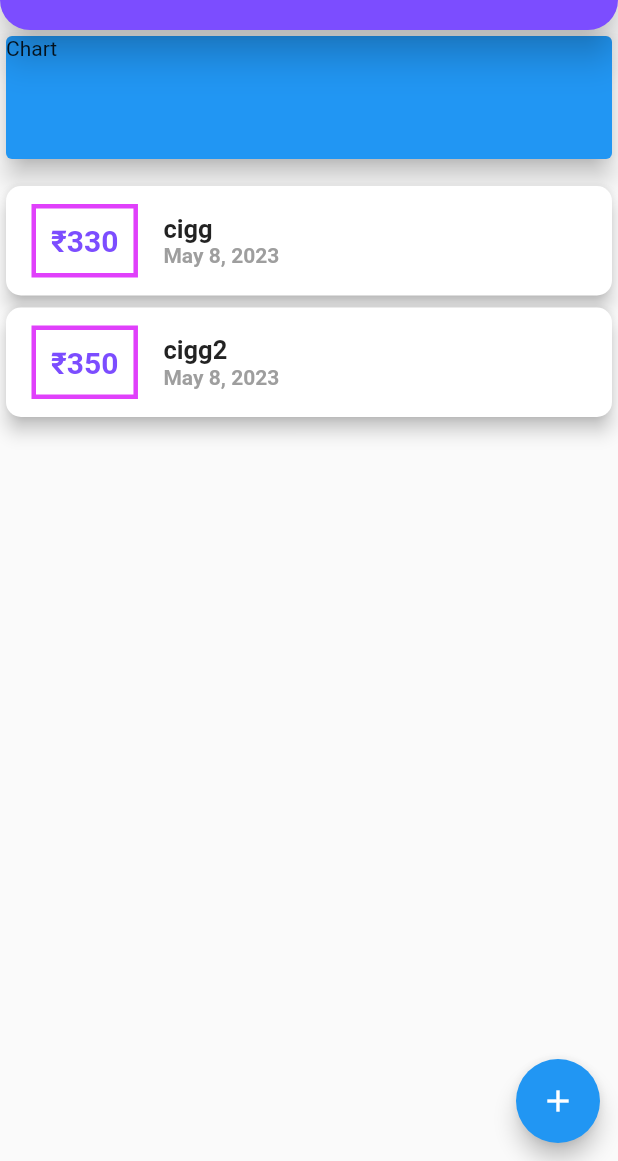
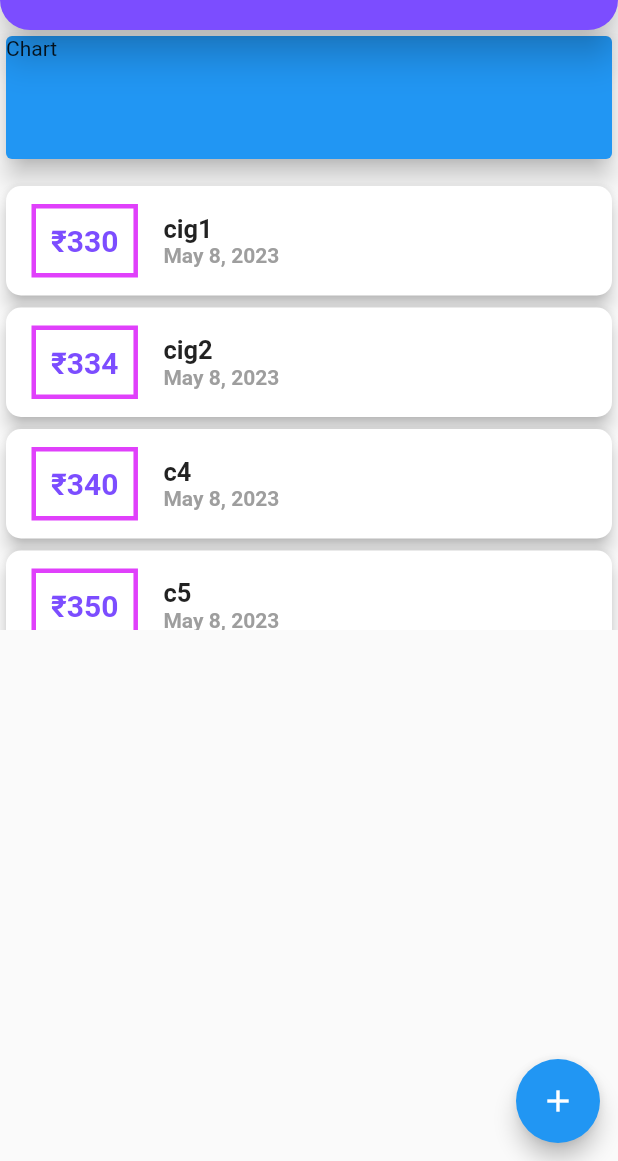
Before and after one commit to shivam-bajaj/Expense-Flutter-Mobile-App, a Flutter app: the screen it shows after launch, on a phone screen of 412 x 824 dp, the part 75-1236 px from its top. Run offline on Flutter 3.47's test engine with Material 2 defaults, Android fonts, the phone set to English and light mode, and no system bars.

Commit message:
uuid added and enum category to expenses model

```diff
--- a/lib/main.dart
+++ b/lib/main.dart
@@ -1,9 +1,8 @@
 import 'package:flutter/material.dart';
-import 'package:intl/intl.dart';
 import 'package:xpenses/widgets/new_transaction.dart';
-import 'package:xpenses/widgets/transaction_list.dart';
+import 'package:xpenses/widgets/expenses_list.dart';
 
-import 'models/transaction.dart';
+import 'models/expenses.dart';
 
 void main() => runApp(MyApp());
 
@@ -25,50 +24,71 @@ class HomePage extends StatefulWidget {
 }
 
 class _HomePageState extends State<HomePage> {
-   final List<Transaction> _userTransactions=[
-    Transaction(id: 't1', title: 'cigg', amount: 330, date: DateTime.now()),
-    // Transaction(id: 't2', title: 'cigg1', amount: 300, date: DateTime.now()),
-    // Transaction(id: 't3', title: 'cigg2', amount: 350, date: DateTime.now()),
-    // Transaction(id: 't3', title: 'cigg2', amount: 350, date: DateTime.now()),
-    // Transaction(id: 't3', title: 'cigg2', amount: 350, date: DateTime.now()),
-    // Transaction(id: 't3', title: 'cigg2', amount: 350, date: DateTime.now()),
-    // Transaction(id: 't3', title: 'cigg2', amount: 350, date: DateTime.now()),
-    Transaction(id: 't3', title: 'cigg2', amount: 350, date: DateTime.now()),
+  final List<Expense> _userExpenses = [
+    Expense(
+        title: 'cig1',
+        amount: 330,
+        date: DateTime.now(),
+        category: Category.food),
+    Expense(
+      title: 'cig2',
+      amount: 334,
+      date: DateTime.now(),
+      category: Category.work,
+    ),
+    Expense(
+        title: 'c4',
+        amount: 340,
+        date: DateTime.now(),
+        category: Category.leisure),
+    Expense(
+        title: 'c5',
+        amount: 350,
+        date: DateTime.now(),
+        category: Category.food),
   ];
 
-  void _addNewTransaction(String title, int amount){
-    final newTx = Transaction(id: DateTime.now().toString(), title: title, amount: amount, date: DateTime.now());
+  void _addNewTransaction(String title, int amount) {
+    final newTx = Expense(
+        id: DateTime.now().toString(),
+        title: title,
+        amount: amount,
+        date: DateTime.now());
     setState(() {
-      _userTransactions.add(newTx);
+      _userExpenses.add(newTx);
     });
   }
 
-  void _startAddNewTransaction(BuildContext ctx){
-
-    showModalBottomSheet(context: ctx, builder:((_) {
-      return NewTransaction(_addNewTransaction);
-    }
-    ));
-
+  void _startAddNewTransaction(BuildContext ctx) {
+    showModalBottomSheet(
+        context: ctx,
+        builder: ((_) {
+          return NewTransaction(_addNewTransaction);
+        }));
   }
 
   @override
   Widget build(BuildContext context) {
     return Scaffold(
       appBar: AppBar(
-        title: Text('Xpenses'),
+        title: const Text('Xpenses'),
         centerTitle: true,
         elevation: 10,
         backgroundColor: Colors.deepPurpleAccent,
-        shape: RoundedRectangleBorder(
+        shape: const RoundedRectangleBorder(
             borderRadius: BorderRadius.vertical(bottom: Radius.circular(20))),
         toolbarHeight: 70,
         actions: [
-          IconButton(icon: Icon(Icons.add_outlined), onPressed:(() => _startAddNewTransaction(context))),
+          IconButton(
+              icon: const Icon(Icons.add_outlined),
+              onPressed: (() => _startAddNewTransaction(context))),
         ],
       ),
       floatingActionButtonLocation: FloatingActionButtonLocation.miniEndFloat,
-      floatingActionButton: FloatingActionButton(child: Icon(Icons.add),onPressed:(() => _startAddNewTransaction(context)),),
+      floatingActionButton: FloatingActionButton(
+        child: const Icon(Icons.add),
+        onPressed: (() => _startAddNewTransaction(context)),
+      ),
       body: SingleChildScrollView(
         child: Column(
           crossAxisAlignment: CrossAxisAlignment.stretch,
@@ -82,7 +102,11 @@ class _HomePageState extends State<HomePage> {
                   color: Colors.blue,
                   elevation: 7,
                 )),
-            TransactionList(_userTransactions),
+            Expanded(
+              child: ExpensesList(
+                expenses: _userExpenses,
+              ),
+            ),
           ],
         ),
       ),
--- /dev/null
+++ b/lib/models/expenses.dart
@@ -0,0 +1,20 @@
+import 'package:uuid/uuid.dart';
+
+const uuid = Uuid();
+
+enum Category { food, travel, work, leisure }
+
+class Expense {
+  final String id;
+  final String title;
+  final int amount;
+  final DateTime date;
+  final Category category;
+
+  Expense(
+      {required this.title,
+      required this.amount,
+      required this.date,
+      required this.category})
+      : id = uuid.v4();
+}
--- a/lib/models/transaction.dart
+++ /dev/null
@@ -1,9 +0,0 @@
-class Transaction{
-  final String id;
-  final String title;
-  final int amount;
-  final DateTime date;
-
-  Transaction({required this.id, required this.title, required this.amount, required this.date});
-
-}
--- /dev/null
+++ b/lib/widgets/expenses_list.dart
@@ -0,0 +1,62 @@
+import 'package:flutter/material.dart';
+import '../models/expenses.dart';
+import 'package:intl/intl.dart';
+
+class ExpensesList extends StatelessWidget {
+  final List<Expense> expenses;
+
+  const ExpensesList({super.key, required this.expenses});
+
+  @override
+  Widget build(BuildContext context) {
+    return Container(
+      height: 300,
+      child: ListView.builder(
+        itemCount: expenses.length,
+        itemBuilder: (ctx, index) {
+          return Card(
+            shape:
+                RoundedRectangleBorder(borderRadius: BorderRadius.circular(10)),
+            elevation: 5,
+            child: Row(
+              children: [
+                Container(
+                  margin:
+                      const EdgeInsets.symmetric(vertical: 12, horizontal: 17),
+                  padding: const EdgeInsets.all(10),
+                  decoration: BoxDecoration(
+                      border: Border.all(width: 3, color: Colors.purpleAccent)),
+                  child: Text(
+                    '₹${expenses[index].amount}', //String interpolation
+                    style: const TextStyle(
+                      fontWeight: FontWeight.bold,
+                      fontSize: 20,
+                      color: Colors.deepPurpleAccent,
+                    ),
+                  ),
+                ),
+                Column(
+                  crossAxisAlignment: CrossAxisAlignment.start,
+                  children: [
+                    Text(
+                      expenses[index].title,
+                      style: const TextStyle(
+                        fontSize: 17,
+                        fontWeight: FontWeight.bold,
+                      ),
+                    ),
+                    Text(
+                      DateFormat.yMMMd().format(expenses[index].date),
+                      style: const TextStyle(
+                          color: Colors.grey, fontWeight: FontWeight.bold),
+                    )
+                  ],
+                )
+              ],
+            ),
+          );
+        },
+      ),
+    );
+  }
+}
--- a/lib/widgets/transaction_list.dart
+++ /dev/null
@@ -1,67 +0,0 @@
-
-import 'package:flutter/material.dart';
-import '../models/transaction.dart';
-import 'package:intl/intl.dart';
-
-class TransactionList extends StatelessWidget {
-
-  final List<Transaction> transactions;
-
-  TransactionList(this.transactions, {super.key});
-
-  @override
-  Widget build(BuildContext context) {
-    return Container(
-      height: 300   ,
-      child: ListView.builder(
-            itemBuilder: (ctx, index) {
-              return Card(
-                  shape: RoundedRectangleBorder(
-                      borderRadius: BorderRadius.circular(10)),
-                  elevation: 5,
-                  child: Row(
-                    children: [
-                      Container(
-                        margin:
-                            EdgeInsets.symmetric(vertical: 12, horizontal: 17),
-                        padding: EdgeInsets.all(10),
-                        decoration: BoxDecoration(
-                            border:
-                                Border.all(width: 3, color: Colors.purpleAccent)),
-                        child: Text(
-                          '₹${transactions[index].amount}', //String interpolation
-                          style: TextStyle(
-                            fontWeight: FontWeight.bold,
-                            fontSize: 20,
-                            color: Colors.deepPurpleAccent,
-                          ),
-                        ),
-                      ),
-                      Column(
-                        crossAxisAlignment: CrossAxisAlignment.start,
-                        children: [
-                          Text(
-                            transactions[index].title,
-                            style: TextStyle(
-                              fontSize: 17,
-                              fontWeight: FontWeight.bold,
-                            ),
-                          ),
-                          Text(
-                            DateFormat.yMMMd().format(transactions[index].date),
-                            style: TextStyle(
-                                color: Colors.grey, fontWeight: FontWeight.bold),
-                          )
-                        ],
-                      )
-                    ],
-                  ),
-                );
-            },
-            itemCount: transactions.length,
-
-
-            ),
-    );
-  }
-}
--- a/pubspec.yaml
+++ b/pubspec.yaml
@@ -32,6 +32,8 @@ dependencies:
   flutter:
     sdk: flutter
   intl: ^0.18.0
+  uuid: ^3.0.6
+
 
   # The following adds the Cupertino Icons font to your application.
   # Use with the CupertinoIcons class for iOS style icons.
```
Also changed, not shown: pubspec.lock.
